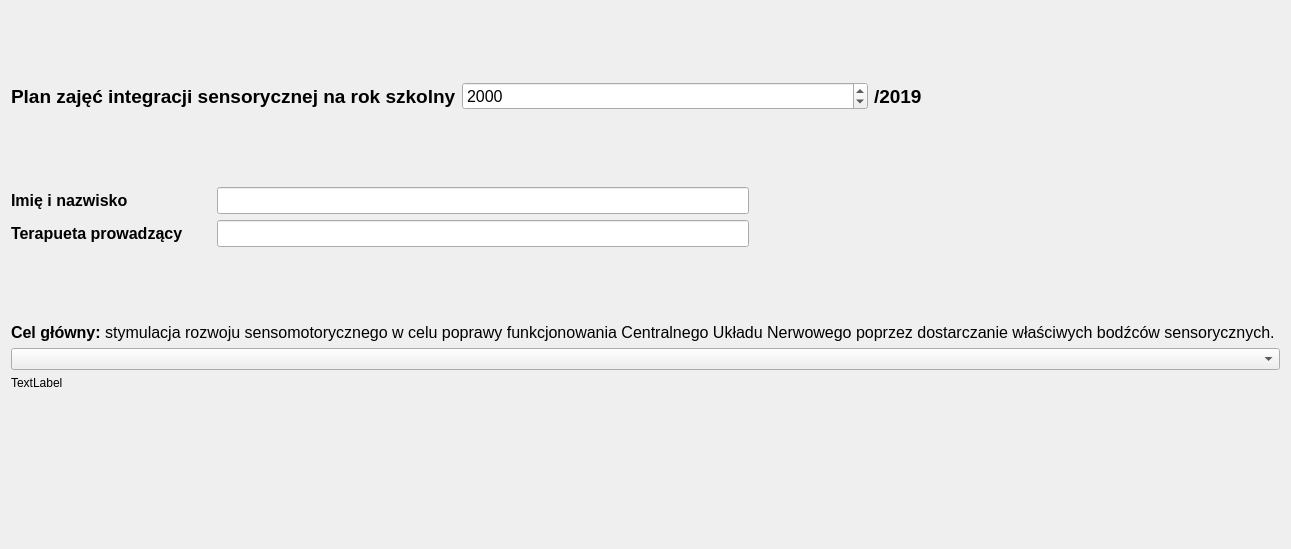
Before: the Qt Designer form Plan-Describer/documentplandialog.ui in Barto-Paja/SI-Plan-Describer, drawn with Qt 5.
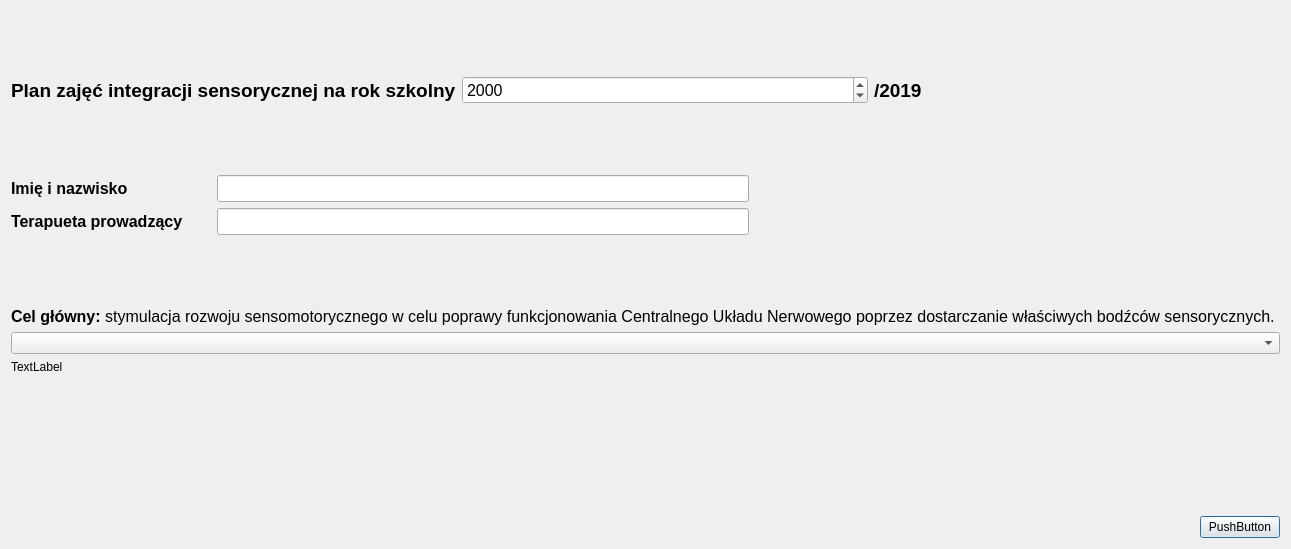
After: the same form once the commit is applied.

What changed in the file:
```diff
--- a/Plan-Describer/documentplandialog.ui
+++ b/Plan-Describer/documentplandialog.ui
@@ -6,7 +6,7 @@
    <rect>
     <x>0</x>
     <y>0</y>
-    <width>714</width>
+    <width>1107</width>
     <height>549</height>
    </rect>
   </property>
@@ -235,6 +235,30 @@
      </property>
     </spacer>
    </item>
+   <item>
+    <layout class="QHBoxLayout" name="horizontalLayout_4">
+     <item>
+      <spacer name="horizontalSpacer_3">
+       <property name="orientation">
+        <enum>Qt::Horizontal</enum>
+       </property>
+       <property name="sizeHint" stdset="0">
+        <size>
+         <width>40</width>
+         <height>20</height>
+        </size>
+       </property>
+      </spacer>
+     </item>
+     <item>
+      <widget class="QPushButton" name="pushButton_generateFile">
+       <property name="text">
+        <string>PushButton</string>
+       </property>
+      </widget>
+     </item>
+    </layout>
+   </item>
   </layout>
  </widget>
  <resources/>
```
